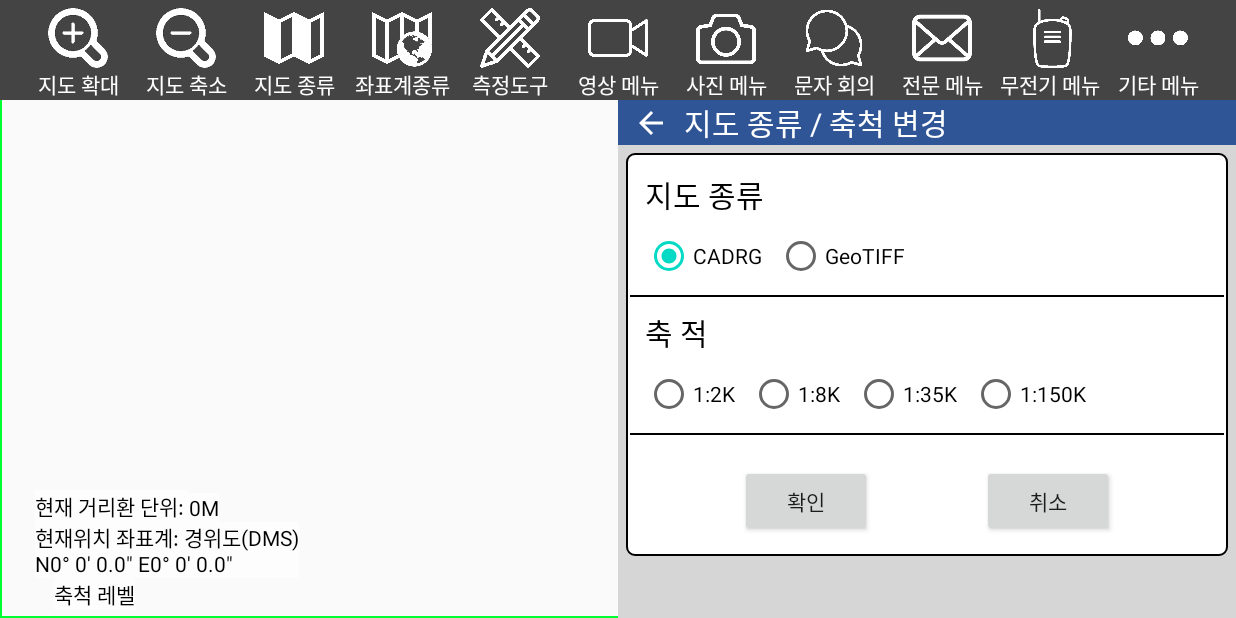
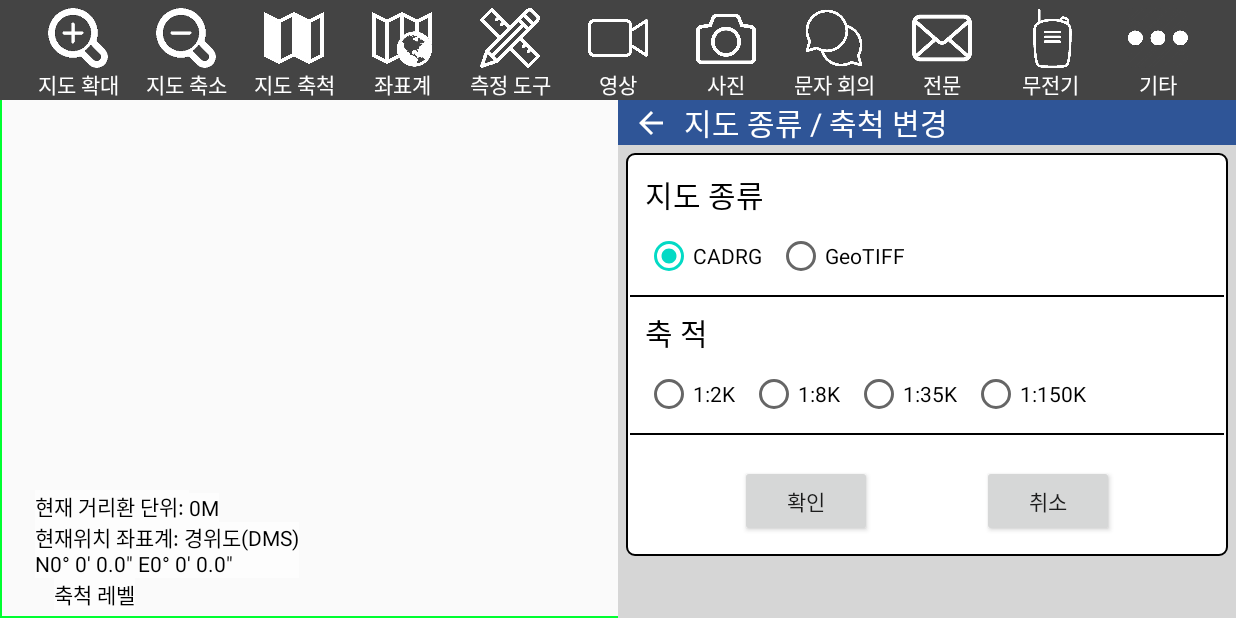
Before and after one commit to sdr300/SuperCon, an Android app: the screen it shows after launch (MapActivity), after a tap on an icon or button, on a phone screen of 824 x 412 dp (held sideways). Run offline under Robolectric (Android 15) with nearby library versions, the phone set to English and light mode, and no system bars; our stand-ins replace Room's generated code; libraries missing offline, so code that uses them is left out: org.osmdroid.config, org.osmdroid.events, org.osmdroid.tileprovider, org.osmdroid.util, org.osmdroid.views; plain views replace MapView; 31 statements that could not run were skipped.

Commit message:
축척 계산중

```diff
--- a/app/src/main/java/superconn/pds/sw/superconn/FragmentChook.java
+++ b/app/src/main/java/superconn/pds/sw/superconn/FragmentChook.java
@@ -2,6 +2,7 @@ package superconn.pds.sw.superconn;
 
 import android.content.Context;
 import android.content.SharedPreferences;
+import android.os.Build;
 import android.os.Bundle;
 import android.util.Log;
 import android.view.LayoutInflater;
@@ -32,7 +33,8 @@ public class FragmentChook extends Fragment {
 
     Button chook_btn_save;
 
-
+    private View 	decorView;
+    private int	uiOption;
 
 
     @Override
@@ -41,6 +43,7 @@ public class FragmentChook extends Fragment {
 
         final View view = inflater.inflate(R.layout.fragment_chook, container, false);
         final MapView map = (MapView) getActivity().findViewById(R.id.mapView);
+
 
 //        view.setContentView(R.layout.activity_map);
 
@@ -98,7 +101,7 @@ public class FragmentChook extends Fragment {
                 } else if (i == R.id.chook_rb_35k){
                     ratio = 14.0;
                 } else if (i == R.id.chook_rb_150k){
-                    ratio = 12.0;
+                    ratio = 3.6438561897747253;
                 }
             }
         });
--- a/app/src/main/java/superconn/pds/sw/superconn/MapActivity.java
+++ b/app/src/main/java/superconn/pds/sw/superconn/MapActivity.java
@@ -15,6 +15,7 @@ import android.location.Address;
 import android.location.Geocoder;
 import android.location.LocationManager;
 import android.os.AsyncTask;
+import android.os.Build;
 import android.os.Bundle;
 import android.preference.PreferenceManager;
 import android.util.Log;
@@ -104,6 +105,8 @@ public class MapActivity extends AppCompatActivity {
     public String dogu_addText;
     private SwitchCompat dogu_sw;
     private RadioButton globe_rb_dms;
+    private View 	decorView;
+    private int	uiOption;
 
     @Override
     public void onCreate(Bundle savedInstanceState) {
@@ -112,6 +115,17 @@ public class MapActivity extends AppCompatActivity {
 
         Context ctx = getApplicationContext();
         Configuration.getInstance().load(ctx, PreferenceManager.getDefaultSharedPreferences(ctx));
+
+        decorView = getWindow().getDecorView();
+        uiOption = getWindow().getDecorView().getSystemUiVisibility();
+        if( Build.VERSION.SDK_INT >= Build.VERSION_CODES.ICE_CREAM_SANDWICH )
+            uiOption |= View.SYSTEM_UI_FLAG_HIDE_NAVIGATION;
+        if( Build.VERSION.SDK_INT >= Build.VERSION_CODES.JELLY_BEAN )
+            uiOption |= View.SYSTEM_UI_FLAG_FULLSCREEN;
+        if( Build.VERSION.SDK_INT >= Build.VERSION_CODES.KITKAT )
+            uiOption |= View.SYSTEM_UI_FLAG_IMMERSIVE_STICKY;
+
+        decorView.setSystemUiVisibility( uiOption );
 
         map = findViewById(R.id.mapView);
         map.setTileSource(TileSourceFactory.MAPNIK);
@@ -334,7 +348,7 @@ public class MapActivity extends AppCompatActivity {
 
         map.invalidate();
 
-        //아래 두줄은 풀스크린용(상단바 제거)
+        //아래 두줄은 풀스크린용(상단바 제거, 상단바가 필요하면 주석처리)
         getWindow().setFlags(WindowManager.LayoutParams.FLAG_FULLSCREEN,
                 WindowManager.LayoutParams.FLAG_FULLSCREEN);
 
--- a/app/src/main/res/layout/activity_map.xml
+++ b/app/src/main/res/layout/activity_map.xml
@@ -202,7 +202,7 @@
             android:id="@+id/text_chook"
             android:layout_width="wrap_content"
             android:layout_height="wrap_content"
-            android:text="지도 종류"
+            android:text="지도 축척"
             android:textColor="#FFFFFF"
             app:layout_constraintBottom_toBottomOf="parent"
             app:layout_constraintEnd_toEndOf="@+id/ibt_chook"
@@ -226,7 +226,7 @@
             android:id="@+id/text_globe"
             android:layout_width="wrap_content"
             android:layout_height="wrap_content"
-            android:text="좌표계종류"
+            android:text="좌표계"
             android:textColor="#FFFFFF"
             app:layout_constraintEnd_toEndOf="@+id/ibt_globe"
             app:layout_constraintStart_toStartOf="@+id/ibt_globe"
@@ -254,7 +254,7 @@
             android:id="@+id/text_dogu"
             android:layout_width="wrap_content"
             android:layout_height="wrap_content"
-            android:text="측정도구"
+            android:text="측정 도구"
             android:textColor="#FFFFFF"
             app:layout_constraintEnd_toEndOf="@+id/ibt_dogu"
             app:layout_constraintStart_toStartOf="@+id/ibt_dogu"
@@ -276,7 +276,7 @@
             android:id="@+id/text_video"
             android:layout_width="wrap_content"
             android:layout_height="wrap_content"
-            android:text="영상 메뉴"
+            android:text="영상"
             android:textColor="#FFFFFF"
             app:layout_constraintEnd_toEndOf="@+id/ibt_video"
             app:layout_constraintStart_toStartOf="@+id/ibt_video"
@@ -299,7 +299,7 @@
             android:id="@+id/text_camera"
             android:layout_width="wrap_content"
             android:layout_height="wrap_content"
-            android:text="사진 메뉴"
+            android:text="사진"
             android:textColor="#FFFFFF"
             app:layout_constraintEnd_toEndOf="@+id/ibt_camera"
             app:layout_constraintStart_toStartOf="@+id/ibt_camera"
@@ -345,7 +345,7 @@
             android:id="@+id/text_junmun"
             android:layout_width="wrap_content"
             android:layout_height="wrap_content"
-            android:text="전문 메뉴"
+            android:text="전문"
             android:textColor="#FFFFFF"
             app:layout_constraintEnd_toEndOf="@id/ibt_junmun"
             app:layout_constraintStart_toStartOf="@id/ibt_junmun"
@@ -368,7 +368,7 @@
             android:id="@+id/text_walk"
             android:layout_width="wrap_content"
             android:layout_height="wrap_content"
-            android:text="무전기 메뉴"
+            android:text="무전기"
             android:textColor="#FFFFFF"
             app:layout_constraintEnd_toEndOf="@id/ibt_walk"
             app:layout_constraintStart_toStartOf="@id/ibt_walk"
@@ -391,7 +391,7 @@
             android:id="@+id/text_etc"
             android:layout_width="wrap_content"
             android:layout_height="wrap_content"
-            android:text="기타 메뉴"
+            android:text="기타"
             android:textColor="#FFFFFF"
             app:layout_constraintEnd_toEndOf="@id/ibt_etc"
             app:layout_constraintStart_toStartOf="@id/ibt_etc"
```
